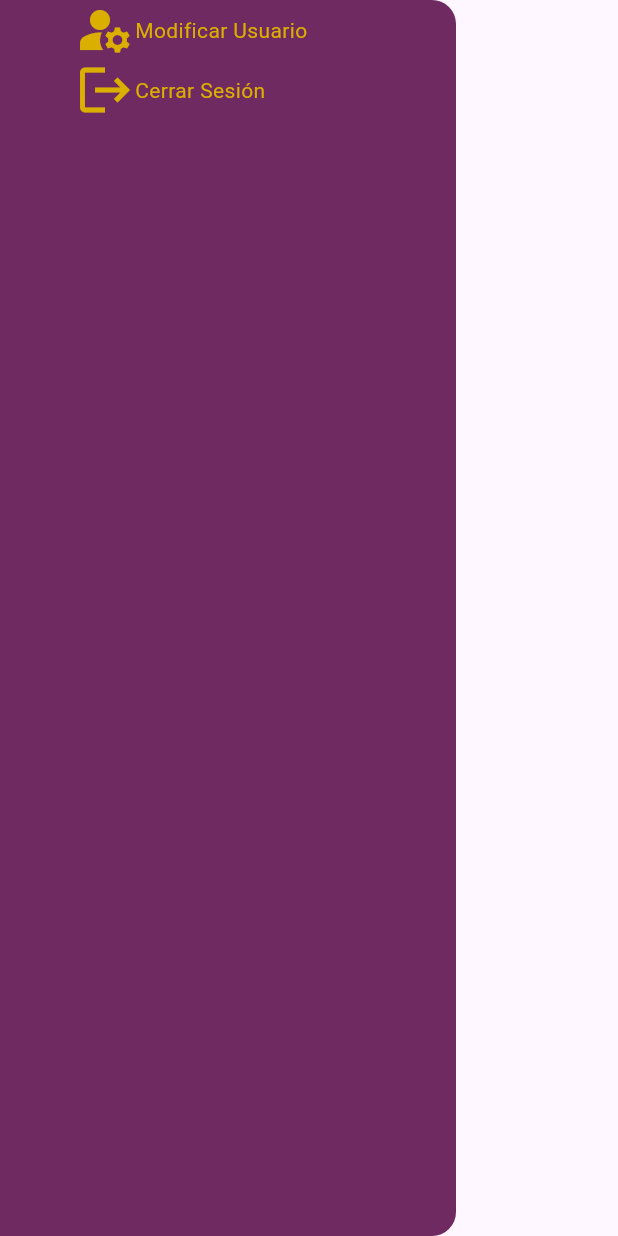
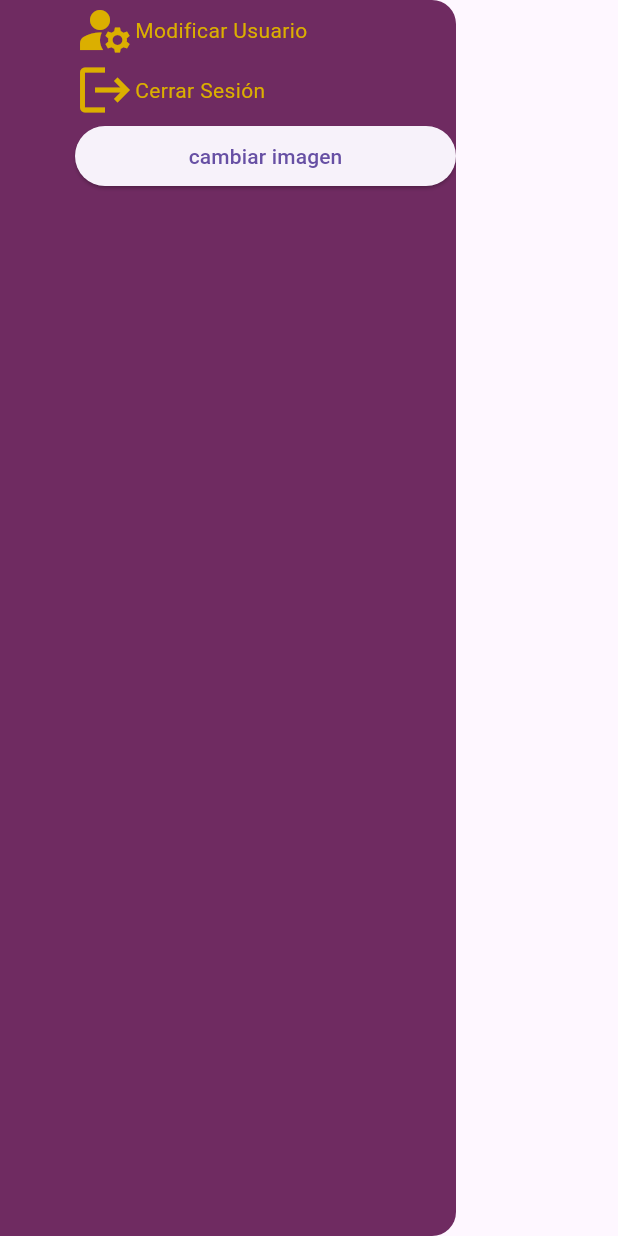
Before and after one commit to KonoDIODa13/proyectoFlutter, a Flutter app: the Drawwer widget shown alone on an empty page, opened directly, on a phone screen of 412 x 824 dp. Run offline on Flutter 3.47's test engine with Material 3 defaults, Android fonts, the phone set to English and light mode, and no system bars; our stand-ins replace sqflite_common_ffi; accounts and stored records are empty; network calls fail.

Commit message:
comiteado todo, toca hacer un servicio

```diff
--- a/library_of_ohara/lib/application/register.dart
+++ b/library_of_ohara/lib/application/register.dart
@@ -104,11 +104,6 @@ class _RegisterState extends State<Register> {
         body: Center(
             child: Column(
           children: [
-            Text(
-              "Register",
-              style: TextStyle(
-                  color: titleColor, fontFamily: titles, fontSize: 45),
-            ),
             Container(
                 color: backgroundColor2,
                 width: View.of(context).physicalSize.width / 2, // curioso
--- a/library_of_ohara/lib/model/usuario.dart
+++ b/library_of_ohara/lib/model/usuario.dart
@@ -2,22 +2,25 @@ class Usuario {
   String _nombre;
   String _gmail;
   String _contrasena;
+  String _imagen="";
 
   Usuario(
       {required String nombre,
       required String gmail,
-      required String contrasena})
+      required String contrasena,
+      imagen="https://preview.redd.it/h5gnz1ji36o61.png?width=225&format=png&auto=webp&s=84379f8d3bbe593a2e863c438cd03e84c8a474fa"})
       : _contrasena = contrasena,
         _gmail = gmail,
-        _nombre = nombre;
+        _nombre = nombre,
+        _imagen= imagen;
 
   // Método para convertir un Map en un objeto Usuario
   factory Usuario.fromMap(Map<String, Object?> map) {
     return Usuario(
-      nombre: map['nombre'] as String,
-      gmail: map['gmail'] as String,
-      contrasena: map['contrasena'] as String,
-    );
+        nombre: map['nombre'] as String,
+        gmail: map['gmail'] as String,
+        contrasena: map['contrasena'] as String,
+        imagen: map['imagen'] as String);
   }
 
   Map<String, Object?> toMap() {
@@ -25,6 +28,7 @@ class Usuario {
       'nombre': getNombre(),
       'gmail': getGmail(),
       'contrasena': getContrasena(),
+      'imagen': getImagen()
     };
   }
 
@@ -40,6 +44,14 @@ class Usuario {
     return _contrasena;
   }
 
+  getImagen() {
+    return _imagen;
+  }
+
+  setImagen(String imagen) {
+    _imagen = imagen;
+  }
+
   setNombre(String nombre) {
     _nombre = nombre;
   }
--- a/library_of_ohara/lib/providers/user_provider.dart
+++ b/library_of_ohara/lib/providers/user_provider.dart
@@ -21,7 +21,7 @@ class UserProvider extends ChangeNotifier {
     DbCreater dbCreater = DbCreater();
     db = await dbCreater.createDB();
     setDB(db);
-    await dbCreater.crearDBUsuarios();
+    //await dbCreater.crearDBUsuarios();
     //await dbCreater.crearDBLibros();
     await buscarLibros();
     notifyListeners();
```
Also changed, not shown: library_of_ohara/lib/application/user_page.dart (+8 -6 lines), library_of_ohara/lib/components/drawer.dart (+38 -4 lines), library_of_ohara/lib/db_creater/db_creater.dart (+23 -14 lines), library_of_ohara/pubspec.lock, 1 other file.
